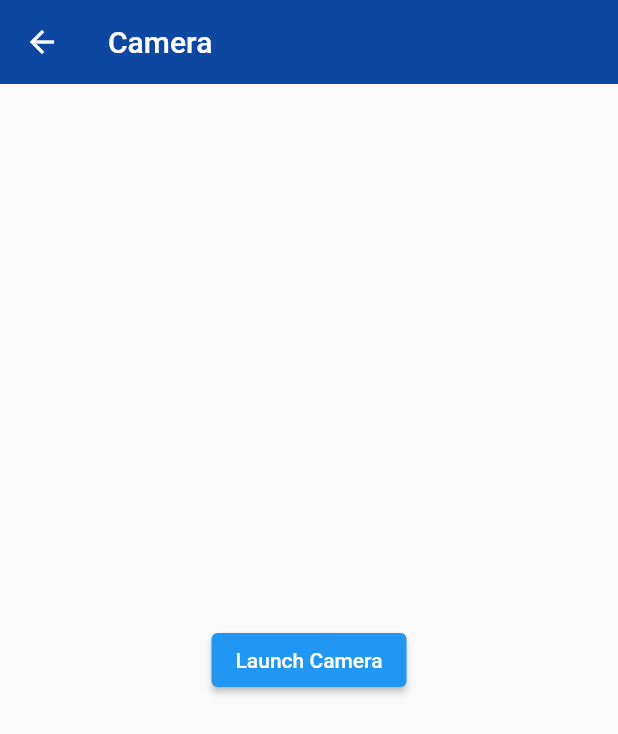
After one commit to gjurajlatwit/Software_Enginering_Project, a Flutter app: the Camera screen opened by its route, on a phone screen of 412 x 824 dp. The commit adds this screen. Shown: the top 734 px of the screen. Run offline on Flutter 3.47's test engine with Material 2 defaults, Android fonts, the phone set to English and light mode, and no system bars; our stand-ins replace camera.

Commit message:
Added Camera Functionality within Camera Page

```diff
--- /dev/null
+++ b/flutter_app/lib/camera.dart
@@ -0,0 +1,33 @@
+import 'package:camera/camera.dart';
+import 'package:flutter/material.dart';
+import 'package:flutter_app/camera_page.dart';
+
+class Camera extends StatelessWidget {
+  const Camera({Key? key}) : super(key: key);
+
+  @override
+  Widget build(BuildContext context) {
+    return Scaffold(
+      appBar: AppBar(
+        backgroundColor: Colors.blue[900],
+        title: const Text('Camera'),
+        elevation: 0,
+      ),
+      body: Center(
+        child: ElevatedButton(
+          onPressed: () async {
+            await availableCameras().then(
+              (value) => Navigator.push(
+                context,
+                MaterialPageRoute(
+                  builder: (context) => CameraPage(cameras: value,),
+                ),
+              ),
+            );
+          },
+          child: const Text('Launch Camera'),
+        ),
+      ),
+    );
+  }
+}
--- a/flutter_app/lib/home.dart
+++ b/flutter_app/lib/home.dart
@@ -27,6 +27,12 @@ class _HomeState extends State<Home> {
                   Navigator.pushNamed(context, '/solution');
                 },
                 child: const Text('Solution page')
+              ),
+              TextButton(
+                onPressed: () {
+                  Navigator.pushNamed(context, '/camera');
+                },
+                child: const Text('Camera Page')
               )
             ]),
         ),
--- a/flutter_app/lib/main.dart
+++ b/flutter_app/lib/main.dart
@@ -1,8 +1,10 @@
 import 'package:flutter/material.dart';
+import 'package:flutter_app/camera.dart';
 import 'package:flutter_app/loading.dart';
 import 'package:flutter_app/home.dart';
 import 'package:flutter_app/resources.dart';
 import 'package:flutter_app/solution.dart';
+import 'package:camera/camera.dart';
 
 void main() => runApp(MaterialApp(
       initialRoute: '/home',
@@ -10,6 +12,7 @@ void main() => runApp(MaterialApp(
         '/': (context) => Loading(),
         '/home': (context) => Home(),
         '/resources': (context) => MyApp(),
-        '/solution': (context) => Solution()
+        '/solution': (context) => Solution(),
+        '/camera':(context) => Camera(),
       },
     ));
--- a/flutter_app/pubspec.yaml
+++ b/flutter_app/pubspec.yaml
@@ -30,6 +30,9 @@ environment:
 dependencies:
   flutter:
     sdk: flutter
+  camera:
+  path_provider:
+  path:
 
 
   # The following adds the Cupertino Icons font to your application.
```
Also changed, not shown: flutter_app/lib/camera_page.dart (added, +78 -0 lines), flutter_app/pubspec.lock, 1 other file.
